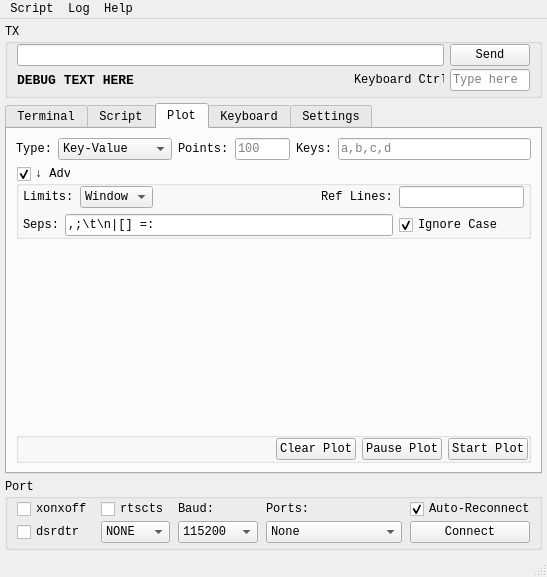
Qt form ui_files/serial_killer_main_window.ui (careweather/SerialKiller) before a commit.
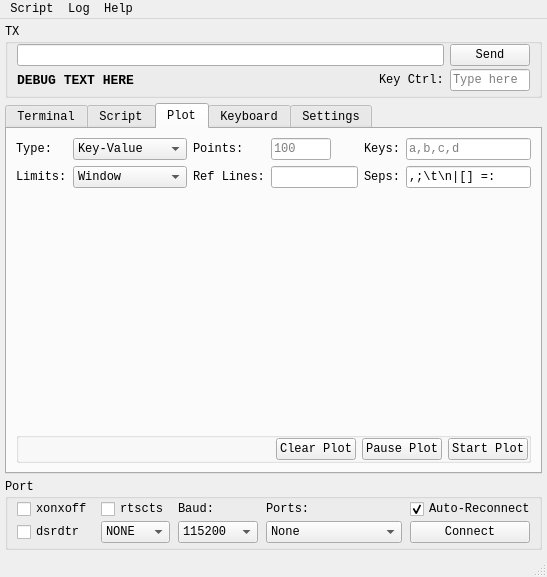
The same form after that commit. The open tabs and pages were chosen to show the change. Custom widgets are drawn as their Qt base class.

```diff
--- a/ui_files/serial_killer_main_window.ui
+++ b/ui_files/serial_killer_main_window.ui
@@ -91,20 +91,7 @@
        <property name="verticalSpacing">
         <number>3</number>
        </property>
-       <item row="2" column="2">
-        <widget class="QLabel" name="label_5">
-         <property name="maximumSize">
-          <size>
-           <width>90</width>
-           <height>16777215</height>
-          </size>
-         </property>
-         <property name="text">
-          <string>Keyboard Ctrl:</string>
-         </property>
-        </widget>
-       </item>
-       <item row="0" column="3">
+       <item row="0" column="4">
         <widget class="QPushButton" name="pushButton_send">
          <property name="maximumSize">
           <size>
@@ -124,24 +111,7 @@
          </property>
         </widget>
        </item>
-       <item row="0" column="0" colspan="3">
-        <widget class="QLineEdit" name="lineEdit_input"/>
-       </item>
-       <item row="2" column="0">
-        <widget class="QLabel" name="label_debug">
-         <property name="font">
-          <font>
-           <family>Consolas</family>
-           <pointsize>10</pointsize>
-           <bold>true</bold>
-          </font>
-         </property>
-         <property name="text">
-          <string>DEBUG TEXT HERE</string>
-         </property>
-        </widget>
-       </item>
-       <item row="2" column="3">
+       <item row="2" column="4">
         <widget class="QLineEdit" name="lineEdit_keyboard_control">
          <property name="enabled">
           <bool>true</bool>
@@ -157,6 +127,61 @@
          </property>
         </widget>
        </item>
+       <item row="2" column="0" colspan="2">
+        <widget class="QLabel" name="label_debug">
+         <property name="sizePolicy">
+          <sizepolicy hsizetype="Minimum" vsizetype="Preferred">
+           <horstretch>0</horstretch>
+           <verstretch>0</verstretch>
+          </sizepolicy>
+         </property>
+         <property name="font">
+          <font>
+           <family>Consolas</family>
+           <pointsize>10</pointsize>
+           <bold>true</bold>
+          </font>
+         </property>
+         <property name="text">
+          <string>DEBUG TEXT HERE</string>
+         </property>
+        </widget>
+       </item>
+       <item row="2" column="3">
+        <widget class="QLabel" name="label_5">
+         <property name="sizePolicy">
+          <sizepolicy hsizetype="Maximum" vsizetype="Preferred">
+           <horstretch>0</horstretch>
+           <verstretch>0</verstretch>
+          </sizepolicy>
+         </property>
+         <property name="maximumSize">
+          <size>
+           <width>100000</width>
+           <height>16777215</height>
+          </size>
+         </property>
+         <property name="text">
+          <string>Key Ctrl:</string>
+         </property>
+        </widget>
+       </item>
+       <item row="0" column="0" colspan="4">
+        <widget class="QLineEdit" name="lineEdit_input"/>
+       </item>
+       <item row="2" column="2">
+        <spacer name="horizontalSpacer_11">
+         <property name="orientation">
+          <enum>Qt::Horizontal</enum>
+         </property>
+         <property name="sizeHint" stdset="0">
+          <size>
+           <width>40</width>
+           <height>20</height>
+          </size>
+         </property>
+        </spacer>
+       </item>
       </layout>
      </widget>
     </item>
@@ -711,19 +736,19 @@
         <string>Plot</string>
        </attribute>
        <layout class="QGridLayout" name="gridLayout_15">
-        <item row="0" column="5">
-         <widget class="QLineEdit" name="lineEdit_target_keys">
+        <item row="0" column="4">
+         <widget class="QLabel" name="label_6">
           <property name="sizePolicy">
-           <sizepolicy hsizetype="MinimumExpanding" vsizetype="Fixed">
+           <sizepolicy hsizetype="Maximum" vsizetype="Preferred">
             <horstretch>0</horstretch>
             <verstretch>0</verstretch>
            </sizepolicy>
           </property>
           <property name="toolTip">
-           <string>Separate Target Keys To Plot With Any Separator Defined in &quot;seps&quot;</string>
+           <string>The target keys to plot</string>
           </property>
-          <property name="placeholderText">
-           <string>a,b,c,d</string>
+          <property name="text">
+           <string>Keys:</string>
           </property>
          </widget>
         </item>
@@ -740,41 +765,17 @@
           </property>
          </widget>
         </item>
-        <item row="0" column="0">
-         <widget class="QLabel" name="label_4">
+        <item row="1" column="2">
+         <widget class="QLabel" name="label_24">
           <property name="text">
-           <string>Type:</string>
+           <string>Ref Lines:</string>
           </property>
          </widget>
         </item>
-        <item row="0" column="1">
-         <widget class="QComboBox" name="comboBox_plot_type">
-          <item>
-           <property name="text">
-            <string>Key-Value</string>
-           </property>
-          </item>
-          <item>
-           <property name="text">
-            <string>Single-Value</string>
-           </property>
-          </item>
-          <item>
-           <property name="text">
-            <string>Single-Array</string>
-           </property>
-          </item>
-          <item>
-           <property name="text">
-            <string>Key-Array</string>
-           </property>
-          </item>
-         </widget>
-        </item>
         <item row="0" column="3">
          <widget class="QLineEdit" name="lineEdit_max_points">
           <property name="sizePolicy">
-           <sizepolicy hsizetype="Maximum" vsizetype="Fixed">
+           <sizepolicy hsizetype="Preferred" vsizetype="Fixed">
             <horstretch>0</horstretch>
             <verstretch>0</verstretch>
            </sizepolicy>
@@ -790,159 +791,33 @@
           </property>
          </widget>
         </item>
+        <item row="1" column="5">
+         <widget class="QLineEdit" name="lineEdit_seps">
+          <property name="toolTip">
+           <string>Chars here will be used to separate incoming data into tokens</string>
+          </property>
+          <property name="text">
+           <string>,;\t\n|[] =:</string>
+          </property>
+         </widget>
+        </item>
+        <item row="0" column="5">
+         <widget class="QLineEdit" name="lineEdit_target_keys">
+          <property name="sizePolicy">
+           <sizepolicy hsizetype="MinimumExpanding" vsizetype="Fixed">
+            <horstretch>0</horstretch>
+            <verstretch>0</verstretch>
+           </sizepolicy>
+          </property>
+          <property name="toolTip">
+           <string>Separate Target Keys To Plot With Any Separator Defined in &quot;seps&quot;</string>
+          </property>
+          <property name="placeholderText">
+           <string>a,b,c,d</string>
+          </property>
+         </widget>
+        </item>
         <item row="3" column="0" colspan="6">
-         <widget class="Plot_Widget" name="widget_plot" native="true">
-          <property name="enabled">
-           <bool>true</bool>
-          </property>
-          <property name="sizePolicy">
-           <sizepolicy hsizetype="Expanding" vsizetype="Expanding">
-            <horstretch>0</horstretch>
-            <verstretch>0</verstretch>
-           </sizepolicy>
-          </property>
-         </widget>
-        </item>
-        <item row="0" column="4">
-         <widget class="QLabel" name="label_6">
-          <property name="sizePolicy">
-           <sizepolicy hsizetype="Maximum" vsizetype="Preferred">
-            <horstretch>0</horstretch>
-            <verstretch>0</verstretch>
-           </sizepolicy>
-          </property>
-          <property name="toolTip">
-           <string>The target keys to plot</string>
-          </property>
-          <property name="text">
-           <string>Keys:</string>
-          </property>
-         </widget>
-        </item>
-        <item row="2" column="0" colspan="6">
-         <widget class="QGroupBox" name="groupBox_adv_plot">
-          <property name="title">
-           <string>↓ Adv</string>
-          </property>
-          <property name="flat">
-           <bool>false</bool>
-          </property>
-          <property name="checkable">
-           <bool>true</bool>
-          </property>
-          <layout class="QGridLayout" name="gridLayout_9">
-           <property name="leftMargin">
-            <number>4</number>
-           </property>
-           <property name="topMargin">
-            <number>0</number>
-           </property>
-           <property name="rightMargin">
-            <number>4</number>
-           </property>
-           <property name="bottomMargin">
-            <number>0</number>
-           </property>
-           <property name="horizontalSpacing">
-            <number>6</number>
-           </property>
-           <item row="3" column="0">
-            <widget class="QLabel" name="label_23">
-             <property name="sizePolicy">
-              <sizepolicy hsizetype="Maximum" vsizetype="Preferred">
-               <horstretch>0</horstretch>
-               <verstretch>0</verstretch>
-              </sizepolicy>
-             </property>
-             <property name="toolTip">
-              <string>Chars here will be used to split data into tokens</string>
-             </property>
-             <property name="text">
-              <string>Seps:</string>
-             </property>
-            </widget>
-           </item>
-           <item row="3" column="11">
-            <widget class="QCheckBox" name="checkBox_ignore_case">
-             <property name="text">
-              <string>Ignore Case</string>
-             </property>
-             <property name="checked">
-              <bool>true</bool>
-             </property>
-            </widget>
-           </item>
-           <item row="0" column="4">
-            <widget class="QLabel" name="label_24">
-             <property name="text">
-              <string>Ref Lines:</string>
-             </property>
-            </widget>
-           </item>
-           <item row="0" column="11">
-            <widget class="QLineEdit" name="lineEdit_ref_lines">
-             <property name="sizePolicy">
-              <sizepolicy hsizetype="Maximum" vsizetype="Fixed">
-               <horstretch>0</horstretch>
-               <verstretch>0</verstretch>
-              </sizepolicy>
-             </property>
-            </widget>
-           </item>
-           <item row="0" column="0" colspan="2">
-            <widget class="QLabel" name="label_18">
-             <property name="sizePolicy">
-              <sizepolicy hsizetype="Maximum" vsizetype="Preferred">
-               <horstretch>0</horstretch>
-               <verstretch>0</verstretch>
-              </sizepolicy>
-             </property>
-             <property name="text">
-              <string>Limits:</string>
-             </property>
-            </widget>
-           </item>
-           <item row="0" column="2">
-            <widget class="QComboBox" name="comboBox_limits">
-             <item>
-              <property name="text">
-               <string>Window</string>
-              </property>
-             </item>
-             <item>
-              <property name="text">
-               <string>Max</string>
-              </property>
-             </item>
-            </widget>
-           </item>
-           <item row="3" column="1" colspan="4">
-            <widget class="QLineEdit" name="lineEdit_seps">
-             <property name="toolTip">
-              <string>Chars here will be used to separate incoming data into tokens</string>
-             </property>
-             <property name="text">
-              <string>,;\t\n|[] =:</string>
-             </property>
-            </widget>
-           </item>
-           <item row="0" column="3">
-            <spacer name="horizontalSpacer_10">
-             <property name="orientation">
-              <enum>Qt::Horizontal</enum>
-             </property>
-             <property name="sizeHint" stdset="0">
-              <size>
-               <width>40</width>
-               <height>20</height>
-              </size>
-             </property>
-            </spacer>
-           </item>
-          </layout>
-         </widget>
-        </item>
-        <item row="4" column="0" colspan="6">
          <widget class="QGroupBox" name="groupBox_2">
           <property name="sizePolicy">
            <sizepolicy hsizetype="Expanding" vsizetype="Preferred">
@@ -1006,6 +881,103 @@
           </layout>
          </widget>
         </item>
+        <item row="0" column="0">
+         <widget class="QLabel" name="label_4">
+          <property name="text">
+           <string>Type:</string>
+          </property>
+         </widget>
+        </item>
+        <item row="0" column="1">
+         <widget class="QComboBox" name="comboBox_plot_type">
+          <item>
+           <property name="text">
+            <string>Key-Value</string>
+           </property>
+          </item>
+          <item>
+           <property name="text">
+            <string>Single-Value</string>
+           </property>
+          </item>
+          <item>
+           <property name="text">
+            <string>Single-Array</string>
+           </property>
+          </item>
+          <item>
+           <property name="text">
+            <string>Key-Array</string>
+           </property>
+          </item>
+         </widget>
+        </item>
+        <item row="1" column="0">
+         <widget class="QLabel" name="label_18">
+          <property name="sizePolicy">
+           <sizepolicy hsizetype="Maximum" vsizetype="Preferred">
+            <horstretch>0</horstretch>
+            <verstretch>0</verstretch>
+           </sizepolicy>
+          </property>
+          <property name="text">
+           <string>Limits:</string>
+          </property>
+         </widget>
+        </item>
+        <item row="1" column="1">
+         <widget class="QComboBox" name="comboBox_limits">
+          <item>
+           <property name="text">
+            <string>Window</string>
+           </property>
+          </item>
+          <item>
+           <property name="text">
+            <string>Max</string>
+           </property>
+          </item>
+         </widget>
+        </item>
+        <item row="2" column="0" colspan="6">
+         <widget class="Plot_Widget" name="widget_plot" native="true">
+          <property name="enabled">
+           <bool>true</bool>
+          </property>
+          <property name="sizePolicy">
+           <sizepolicy hsizetype="Expanding" vsizetype="Expanding">
+            <horstretch>0</horstretch>
+            <verstretch>0</verstretch>
+           </sizepolicy>
+          </property>
+         </widget>
+        </item>
+        <item row="1" column="4">
+         <widget class="QLabel" name="label_23">
+          <property name="sizePolicy">
+           <sizepolicy hsizetype="Maximum" vsizetype="Preferred">
+            <horstretch>0</horstretch>
+            <verstretch>0</verstretch>
+           </sizepolicy>
+          </property>
+          <property name="toolTip">
+           <string>Chars here will be used to split data into tokens</string>
+          </property>
+          <property name="text">
+           <string>Seps:</string>
+          </property>
+         </widget>
+        </item>
+        <item row="1" column="3">
+         <widget class="QLineEdit" name="lineEdit_ref_lines">
+          <property name="sizePolicy">
+           <sizepolicy hsizetype="Maximum" vsizetype="Fixed">
+            <horstretch>0</horstretch>
+            <verstretch>0</verstretch>
+           </sizepolicy>
+          </property>
+         </widget>
+        </item>
        </layout>
       </widget>
       <widget class="QWidget" name="keyboard">
@@ -1090,8 +1062,8 @@
             <rect>
              <x>0</x>
              <y>0</y>
-             <width>513</width>
-             <height>197</height>
+             <width>397</width>
+             <height>69</height>
             </rect>
            </property>
            <attribute name="label">
@@ -1423,7 +1395,7 @@
             <rect>
              <x>0</x>
              <y>0</y>
-             <width>496</width>
+             <width>316</width>
              <height>250</height>
             </rect>
            </property>
```
